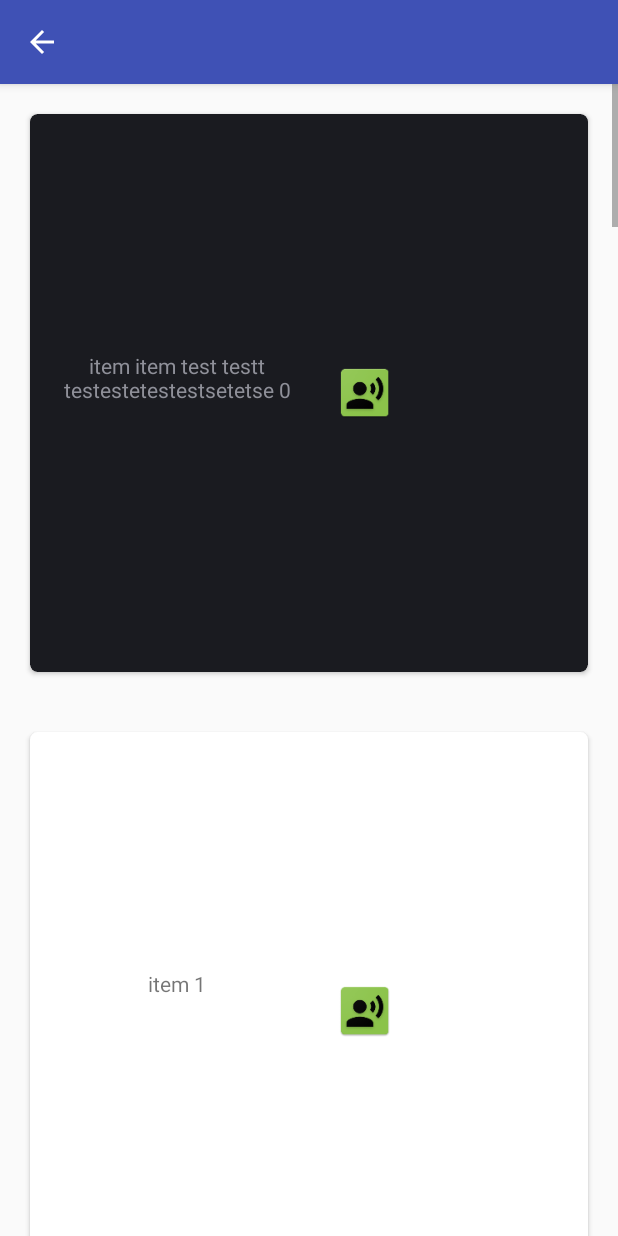
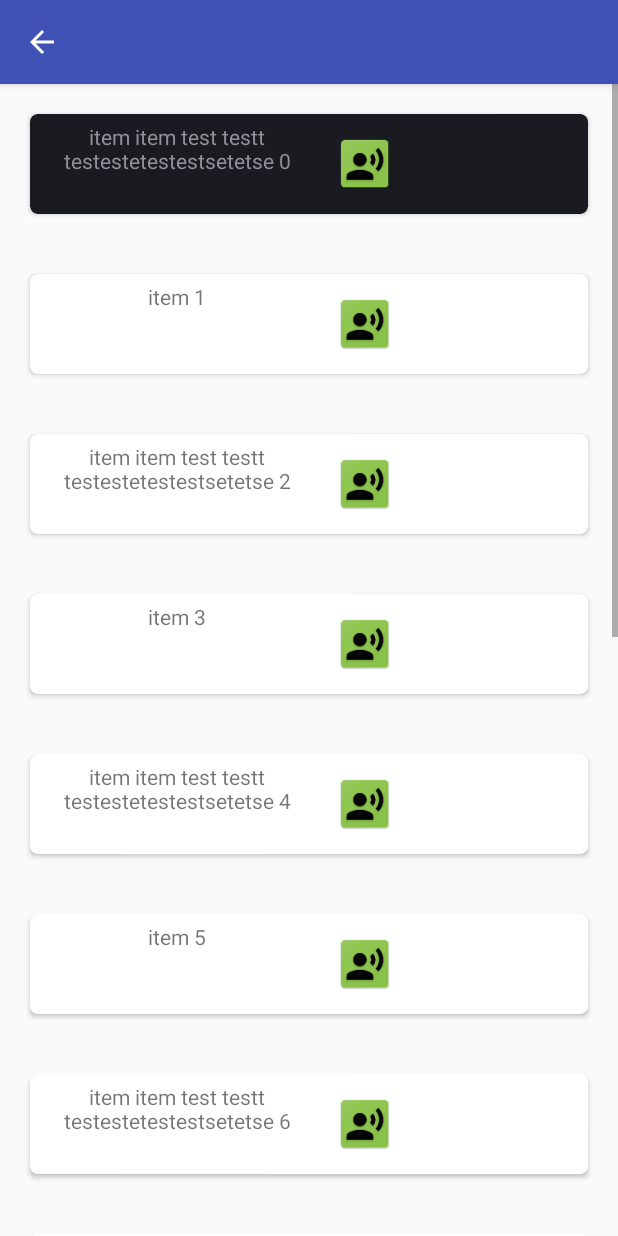
Before and after one commit to tomkru/podpora_reci, an Android app: the ItemActivity screen opened directly, with no data from a screen before it, on a phone screen of 412 x 824 dp. Run offline under Robolectric (Android 15) with nearby library versions, the phone set to English and light mode, and no system bars; libraries missing offline, so code that uses them is left out: io.realm.

Commit message:
Refactor - rename

```diff
--- a/Porenut/app/src/main/AndroidManifest.xml
+++ b/Porenut/app/src/main/AndroidManifest.xml
@@ -18,12 +18,12 @@
                 <category android:name="android.intent.category.LAUNCHER" />
             </intent-filter>
         </activity>
-        <activity android:name=".activities.CategoryListActivity">
+        <activity android:name=".activities.ItemActivity">
             <meta-data
                 android:name="android.support.PARENT_ACTIVITY"
                 android:value=".activities.MainActivity" />
         </activity>
-        <activity android:name=".activities.textToSpeechActivity"></activity>
+        <activity android:name=".activities.TextToSpeechActivity"></activity>
     </application>
 
 </manifest>
--- a/Porenut/app/src/main/java/cz/muni/fi/pv239/porenut/activities/CategoryListActivity.java
+++ b/Porenut/app/src/main/java/cz/muni/fi/pv239/porenut/activities/ItemActivity.java
@@ -11,13 +11,13 @@ import java.util.List;
 
 import cz.muni.fi.pv239.porenut.R;
 import cz.muni.fi.pv239.porenut.entities.CategoryItem;
-import cz.muni.fi.pv239.porenut.adapters.CategoryItemAdapter;
+import cz.muni.fi.pv239.porenut.adapters.ItemAdapter;
 
 /**
  * Created by pcyprian on 2.4.2017.
  */
 
-public class CategoryListActivity extends AppCompatActivity {
+public class ItemActivity extends AppCompatActivity {
 
     private Context context;
     private RecyclerView mRecyclerView;
@@ -27,7 +27,7 @@ public class CategoryListActivity extends AppCompatActivity {
     @Override
     protected void onCreate(Bundle savedInstanceState) {
         super.onCreate(savedInstanceState);
-        setContentView(R.layout.activity_category_list);
+        setContentView(R.layout.activity_item);
 
         List<CategoryItem> items = new ArrayList<>();
         for(int i = 0; i < 15; i++){
@@ -44,7 +44,7 @@ public class CategoryListActivity extends AppCompatActivity {
         mRecyclerView.setLayoutManager(mLayoutManager);
 
 
-        mAdapter = new CategoryItemAdapter(context, items);
+        mAdapter = new ItemAdapter(context, items);
         mRecyclerView.setAdapter(mAdapter);
 
     }
--- a/Porenut/app/src/main/java/cz/muni/fi/pv239/porenut/activities/MainActivity.java
+++ b/Porenut/app/src/main/java/cz/muni/fi/pv239/porenut/activities/MainActivity.java
@@ -45,6 +45,7 @@ public class MainActivity extends AppCompatActivity
 
         RealmConfiguration config = new RealmConfiguration.Builder()
                 .name("myrealm.realm")
+                .deleteRealmIfMigrationNeeded()
                 .build();
 
 
@@ -138,7 +139,7 @@ public class MainActivity extends AppCompatActivity
                     "Activita pro psani na klavesnici",
                     Toast.LENGTH_SHORT
             ).show();
-            Intent intent = new Intent(this, textToSpeechActivity.class);
+            Intent intent = new Intent(this, TextToSpeechActivity.class);
             this.startActivity(intent);
         } else if (id == R.id.nav_recently_used) {
             Toast.makeText(
--- a/Porenut/app/src/main/java/cz/muni/fi/pv239/porenut/activities/textToSpeechActivity.java
+++ b/Porenut/app/src/main/java/cz/muni/fi/pv239/porenut/activities/TextToSpeechActivity.java
@@ -12,7 +12,7 @@ import java.util.Locale;
 
 import cz.muni.fi.pv239.porenut.R;
 
-public class textToSpeechActivity extends AppCompatActivity {
+public class TextToSpeechActivity extends AppCompatActivity {
     TextToSpeech t1;
     Button b1;
     EditText et1;
--- a/Porenut/app/src/main/java/cz/muni/fi/pv239/porenut/adapters/CategoryAdapter.java
+++ b/Porenut/app/src/main/java/cz/muni/fi/pv239/porenut/adapters/CategoryAdapter.java
@@ -15,7 +15,7 @@ import java.util.List;
 
 import cz.muni.fi.pv239.porenut.R;
 import cz.muni.fi.pv239.porenut.entities.Category;
-import cz.muni.fi.pv239.porenut.activities.CategoryListActivity;
+import cz.muni.fi.pv239.porenut.activities.ItemActivity;
 import io.realm.OrderedRealmCollection;
 
 /**
@@ -69,7 +69,7 @@ public class CategoryAdapter extends RecyclerView.Adapter<CategoryAdapter.ViewHo
                         "Clicked : " + string,
                         Toast.LENGTH_SHORT
                 ).show();
-                Intent intent = new Intent(mContext, CategoryListActivity.class);
+                Intent intent = new Intent(mContext, ItemActivity.class);
                 intent.putExtra("category", textView.getText().toString());
                 mContext.startActivity(intent);
             }
--- a/Porenut/app/src/main/java/cz/muni/fi/pv239/porenut/adapters/CategoryItemAdapter.java
+++ b/Porenut/app/src/main/java/cz/muni/fi/pv239/porenut/adapters/ItemAdapter.java
@@ -20,7 +20,7 @@ import cz.muni.fi.pv239.porenut.entities.CategoryItem;
  * Created by pato on 2.4.2017.
  */
 
-public class CategoryItemAdapter extends RecyclerView.Adapter<CategoryItemAdapter.ViewHolder>  {
+public class ItemAdapter extends RecyclerView.Adapter<ItemAdapter.ViewHolder>  {
     public Context context;
     public List<CategoryItem> categoryItemList;
     private int mCounter = 1;
@@ -38,13 +38,13 @@ public class CategoryItemAdapter extends RecyclerView.Adapter<CategoryItemAdapte
         }
     }
 
-    public CategoryItemAdapter(Context context, List<CategoryItem> userList) {
+    public ItemAdapter(Context context, List<CategoryItem> userList) {
         this.context = context;
         this.categoryItemList = userList;
     }
 
     @Override
-    public CategoryItemAdapter.ViewHolder onCreateViewHolder(ViewGroup parent, int viewType) {
+    public ItemAdapter.ViewHolder onCreateViewHolder(ViewGroup parent, int viewType) {
         View v = LayoutInflater.from(context).inflate(R.layout.item_card_view, parent,false);
         context = parent.getContext();
         // Get the TextView reference from RecyclerView current item
@@ -82,7 +82,7 @@ public class CategoryItemAdapter extends RecyclerView.Adapter<CategoryItemAdapte
     }
 
     @Override
-    public void onBindViewHolder(CategoryItemAdapter.ViewHolder holder, int position) {
+    public void onBindViewHolder(ItemAdapter.ViewHolder holder, int position) {
         // Get the current item from the data set
         String string = categoryItemList.get(position).getText();
 
--- a/Porenut/app/src/main/res/layout/activity_category_list.xml
+++ b/Porenut/app/src/main/res/layout/activity_item.xml
@@ -2,12 +2,7 @@
 <LinearLayout xmlns:android="http://schemas.android.com/apk/res/android"
     android:orientation="vertical" android:layout_width="match_parent"
     android:layout_height="match_parent">
-    <!--tools:context="cz.muni.fi.pv239.porenut.activities.CategoryListActivity">-->
 
-    <!--<ListView-->
-        <!--android:id="@+id/category_list"-->
-        <!--android:layout_width="match_parent"-->
-        <!--android:layout_height="match_parent"/>-->
     <android.support.v7.widget.RecyclerView
         android:id="@+id/category_recycler_view"
         android:scrollbars="vertical"
--- a/Porenut/app/src/main/res/layout/activity_text_to_speech.xml
+++ b/Porenut/app/src/main/res/layout/activity_text_to_speech.xml
@@ -8,7 +8,7 @@
     android:paddingLeft="@dimen/activity_horizontal_margin"
     android:paddingRight="@dimen/activity_horizontal_margin"
     android:paddingTop="@dimen/activity_vertical_margin"
-    tools:context="cz.muni.fi.pv239.porenut.activities.textToSpeechActivity">
+    tools:context="cz.muni.fi.pv239.porenut.activities.TextToSpeechActivity">
 
     <Button
         android:text="Button"
--- a/Porenut/app/src/main/res/layout/item_card_view.xml
+++ b/Porenut/app/src/main/res/layout/item_card_view.xml
@@ -6,7 +6,7 @@
     android:minHeight="70dp"
     android:gravity="center"
     xmlns:android="http://schemas.android.com/apk/res/android">
-<cz.muni.fi.pv239.porenut.CardViewSquare
+<android.support.v7.widget.CardView
     xmlns:android="http://schemas.android.com/apk/res/android"
     xmlns:card_view="http://schemas.android.com/apk/res-auto"
     android:id="@+id/item_card_view"
@@ -40,5 +40,5 @@
            />
     </LinearLayout>
 
-</cz.muni.fi.pv239.porenut.CardViewSquare>
+</android.support.v7.widget.CardView>
 </LinearLayout>
```
